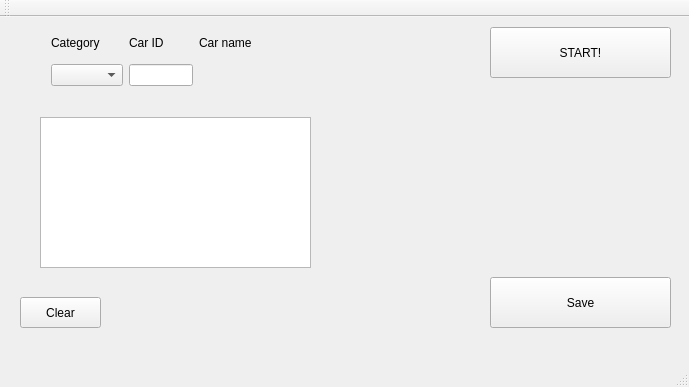
martro/RoboDriftSensors, file Software/Race/windowrace.ui: the form before one commit.
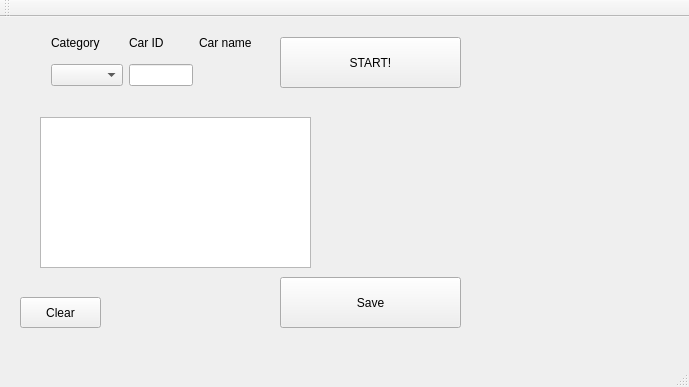
The form after the commit.

```diff
--- a/Software/Race/windowrace.ui
+++ b/Software/Race/windowrace.ui
@@ -17,8 +17,8 @@
    <widget class="QPushButton" name="pushButton">
     <property name="geometry">
      <rect>
-      <x>490</x>
-      <y>10</y>
+      <x>280</x>
+      <y>20</y>
       <width>181</width>
       <height>51</height>
      </rect>
@@ -43,7 +43,7 @@
    <widget class="QPushButton" name="pushButton_3">
     <property name="geometry">
      <rect>
-      <x>490</x>
+      <x>280</x>
       <y>260</y>
       <width>181</width>
       <height>51</height>
```
